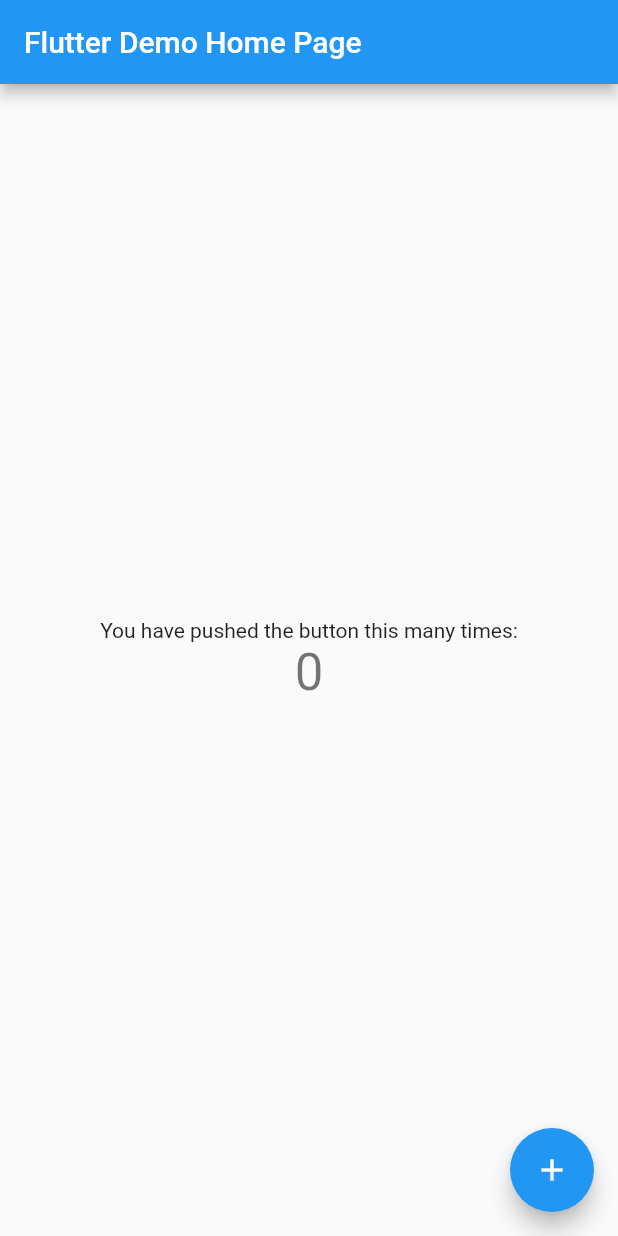
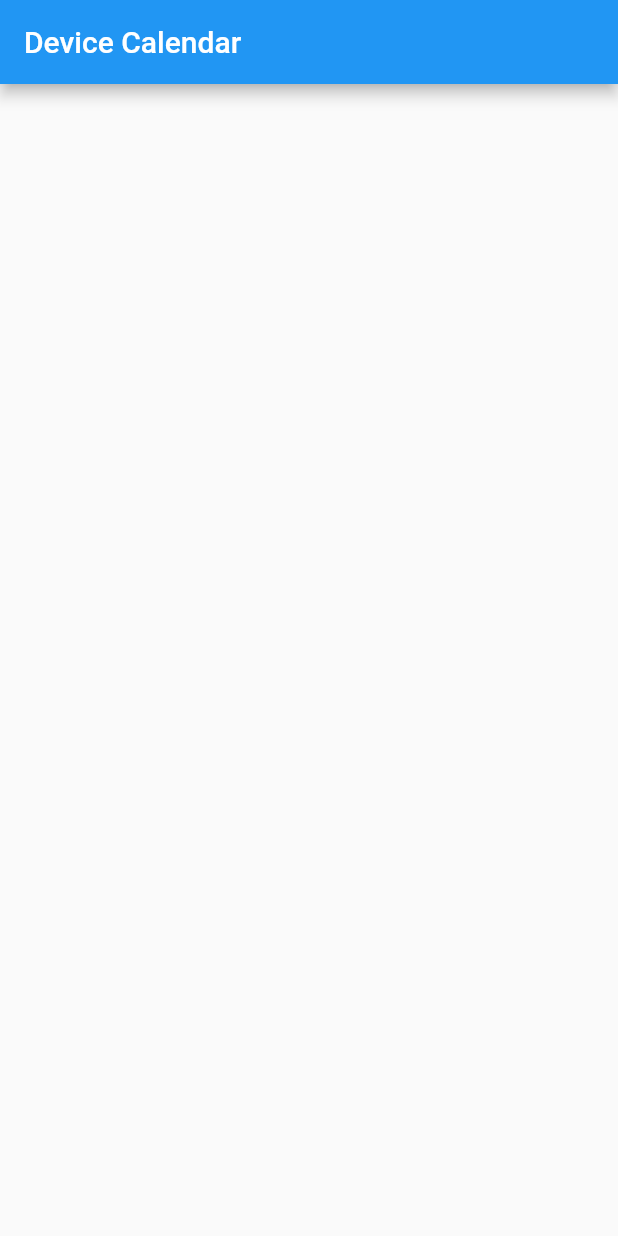
Before and after one commit to lohanidamodar/flutter_device_calendar, a Flutter app: the screen it shows after launch, on a phone screen of 412 x 824 dp. Run offline on Flutter 3.47's test engine with Material 2 defaults, Android fonts, the phone set to English and light mode, and no system bars.

Commit message:
refactored demo

```diff
--- a/lib/main.dart
+++ b/lib/main.dart
@@ -3,109 +3,33 @@ import 'package:flutter/material.dart';
 void main() => runApp(MyApp());
 
 class MyApp extends StatelessWidget {
-  // This widget is the root of your application.
   @override
   Widget build(BuildContext context) {
     return MaterialApp(
       title: 'Flutter Demo',
       theme: ThemeData(
-        // This is the theme of your application.
-        //
-        // Try running your application with "flutter run". You'll see the
-        // application has a blue toolbar. Then, without quitting the app, try
-        // changing the primarySwatch below to Colors.green and then invoke
-        // "hot reload" (press "r" in the console where you ran "flutter run",
-        // or simply save your changes to "hot reload" in a Flutter IDE).
-        // Notice that the counter didn't reset back to zero; the application
-        // is not restarted.
         primarySwatch: Colors.blue,
       ),
-      home: MyHomePage(title: 'Flutter Demo Home Page'),
+      home: HomePage(),
     );
   }
 }
 
-class MyHomePage extends StatefulWidget {
-  MyHomePage({Key key, this.title}) : super(key: key);
-
-  // This widget is the home page of your application. It is stateful, meaning
-  // that it has a State object (defined below) that contains fields that affect
-  // how it looks.
-
-  // This class is the configuration for the state. It holds the values (in this
-  // case the title) provided by the parent (in this case the App widget) and
-  // used by the build method of the State. Fields in a Widget subclass are
-  // always marked "final".
-
-  final String title;
-
+class HomePage extends StatelessWidget {
   @override
-  _MyHomePageState createState() => _MyHomePageState();
-}
-
-class _MyHomePageState extends State<MyHomePage> {
-  int _counter = 0;
-
-  void _incrementCounter() {
-    setState(() {
-      // This call to setState tells the Flutter framework that something has
-      // changed in this State, which causes it to rerun the build method below
-      // so that the display can reflect the updated values. If we changed
-      // _counter without calling setState(), then the build method would not be
-      // called again, and so nothing would appear to happen.
-      _counter++;
-    });
-  }
-
-  @override
-  Widget build(BuildContext context) {
-    // This method is rerun every time setState is called, for instance as done
-    // by the _incrementCounter method above.
-    //
-    // The Flutter framework has been optimized to make rerunning build methods
-    // fast, so that you can just rebuild anything that needs updating rather
-    // than having to individually change instances of widgets.
+  Widget build(BuildContext context){
     return Scaffold(
       appBar: AppBar(
-        // Here we take the value from the MyHomePage object that was created by
-        // the App.build method, and use it to set our appbar title.
-        title: Text(widget.title),
+        title: Text('Device Calendar'),
       ),
-      body: Center(
-        // Center is a layout widget. It takes a single child and positions it
-        // in the middle of the parent.
+      body: SingleChildScrollView(
         child: Column(
-          // Column is also a layout widget. It takes a list of children and
-          // arranges them vertically. By default, it sizes itself to fit its
-          // children horizontally, and tries to be as tall as its parent.
-          //
-          // Invoke "debug painting" (press "p" in the console, choose the
-          // "Toggle Debug Paint" action from the Flutter Inspector in Android
-          // Studio, or the "Toggle Debug Paint" command in Visual Studio Code)
-          // to see the wireframe for each widget.
-          //
-          // Column has various properties to control how it sizes itself and
-          // how it positions its children. Here we use mainAxisAlignment to
-          // center the children vertically; the main axis here is the vertical
-          // axis because Columns are vertical (the cross axis would be
-          // horizontal).
-          mainAxisAlignment: MainAxisAlignment.center,
+          crossAxisAlignment: CrossAxisAlignment.start,
           children: <Widget>[
-            Text(
-              'You have pushed the button this many times:',
-            ),
-            Text(
-              '$_counter',
-              style: Theme.of(context).textTheme.display1,
-            ),
+
           ],
         ),
       ),
-      floatingActionButton: FloatingActionButton(
-        onPressed: _incrementCounter,
-        tooltip: 'Increment',
-        child: Icon(Icons.add),
-      ), // This trailing comma makes auto-formatting nicer for build methods.
     );
   }
 }
```
Also changed, not shown: pubspec.yaml (+0 -54 lines).
